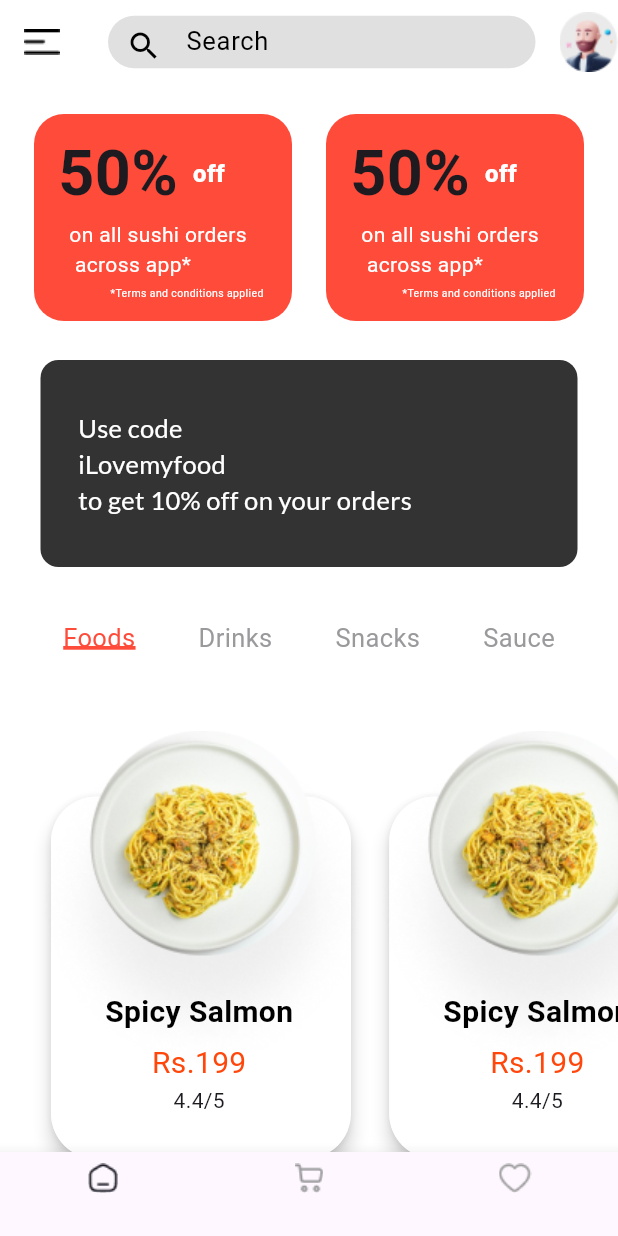
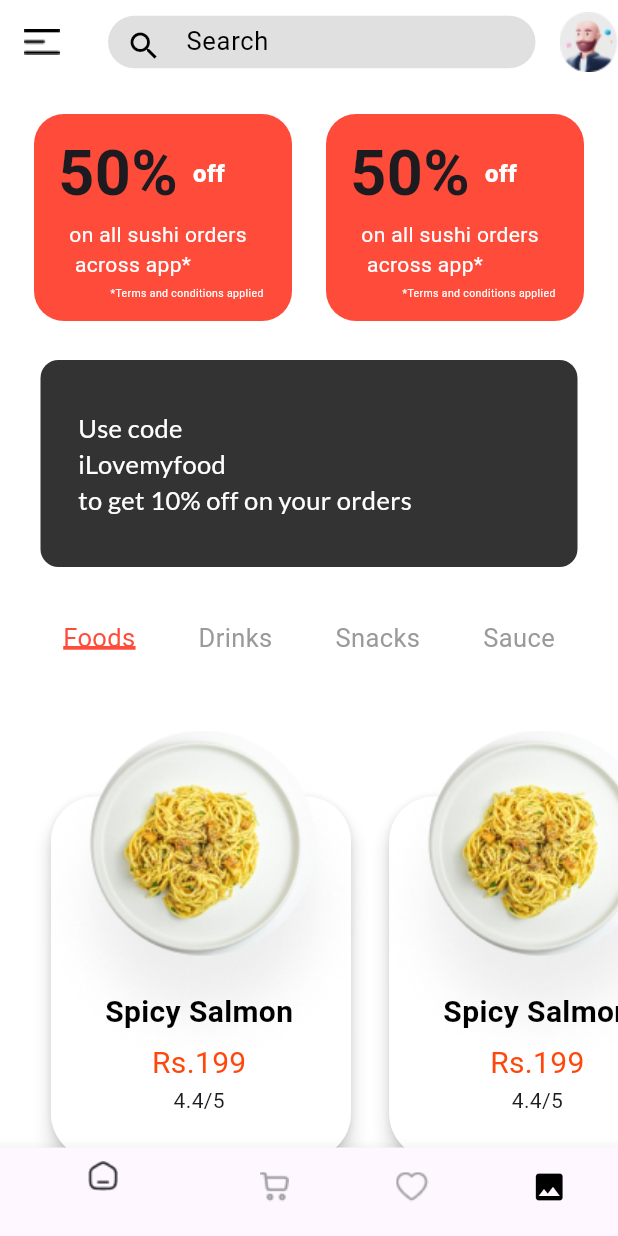
Before and after one commit to MutazAsem/food_app, a Flutter app: the BaseScreen screen opened directly, on a phone screen of 412 x 824 dp. Run offline on Flutter 3.47's test engine with Material 3 defaults, Android fonts, the phone set to English and light mode, and no system bars; our stand-ins replace flutter_svg, google_fonts.

Commit message:
add form with validator and add base screen with BottomNavigationBar

```diff
--- a/lib/screens/base.dart
+++ b/lib/screens/base.dart
@@ -1,6 +1,7 @@
 import 'package:flutter/material.dart';
 import 'package:food_app/screens/cart_screen.dart';
 import 'package:food_app/screens/home_screen.dart';
+import 'package:food_app/screens/image_screen.dart';
 
 class BaseScreen extends StatefulWidget {
   const BaseScreen({super.key});
@@ -16,6 +17,7 @@ class _BaseScreenState extends State<BaseScreen> {
     HomeScreen(),
     CartScreen(),
     CartScreen(),
+    ImageScreen(),
   ];
 
   // واحده من الطرق لعرض الشاشة في body
@@ -33,6 +35,12 @@ class _BaseScreenState extends State<BaseScreen> {
               icon: Image.asset('assets/icons/cart.png'), label: ''),
           BottomNavigationBarItem(
               icon: Image.asset('assets/icons/favarite.png'), label: ''),
+          BottomNavigationBarItem(
+              icon: Icon(
+                Icons.image,
+                color: Colors.black,
+              ),
+              label: ''),
         ],
         onTap: (value) {
           setState(() {
--- a/pubspec.yaml
+++ b/pubspec.yaml
@@ -31,6 +31,7 @@ dependencies:
   google_fonts: ^6.2.1
   flutter:
     sdk: flutter
+  flutter_svg: ^2.0.10+1
 
   cupertino_icons: ^1.0.6
 
@@ -61,6 +62,7 @@ flutter:
   assets:
     - assets/images/
     - assets/icons/
+    - assets/svg/
 
   fonts:
    - family: Poppins
```
Also changed, not shown: lib/main.dart (+8 -3 lines), lib/screens/image_screen.dart (added, +33 -0 lines), lib/screens/sign_in_screen.dart (+4 -4 lines), assets/svg/Muslim graduation-bro.svg (added), pubspec.lock.
